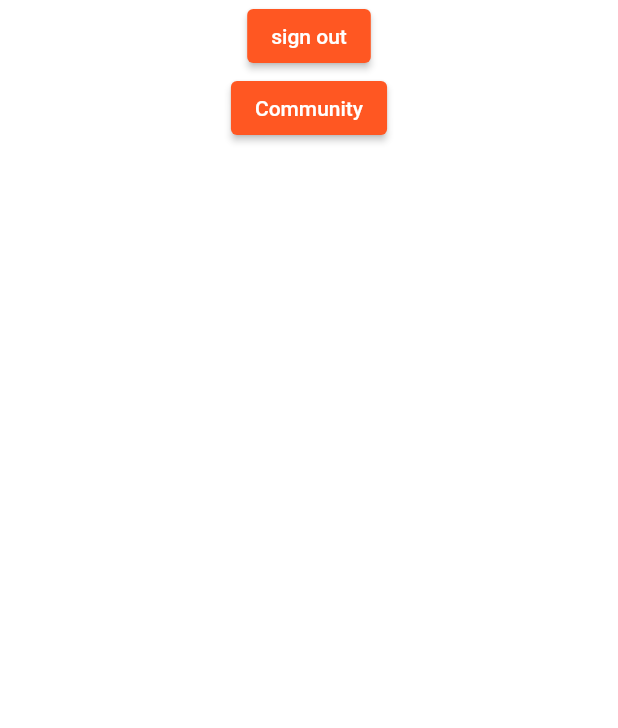
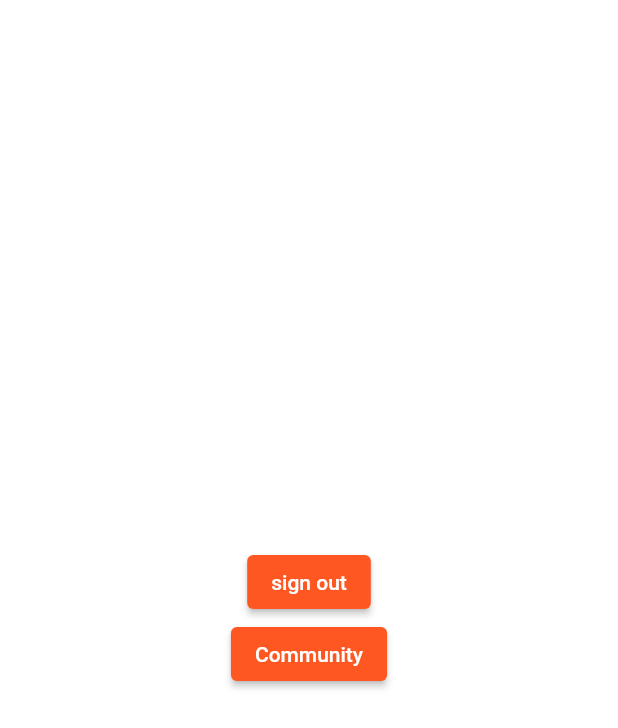
Before and after one commit to CMP24-SWE-TEAM3/RedditX-Cross-Platform, a Flutter app: the Home screen opened by its route, on a phone screen of 412 x 824 dp. Shown: the top 728 px of the screen. Run offline on Flutter 3.47's test engine with Material 2 defaults, Android fonts, the phone set to English and light mode, and no system bars; our stand-ins replace auto_size_text, connectivity_plus, email_validator, firebase_auth, firebase_core, fluttertoast and 4 more; missing offline and left inert: float_column, flutter_facebook_auth, link_preview_generator, numeral, username_gen; accounts and stored records are empty.

Commit message:
fixing bugs and styling home

```diff
--- a/lib/Controllers/sign_in_controller.dart
+++ b/lib/Controllers/sign_in_controller.dart
@@ -103,7 +103,7 @@ class SignInController extends ChangeNotifier {
         saveDataToSharedPreferences();
       } else {
         currentUser.userauthentication.hasError = true;
-        currentUser.userauthentication.errorCode = 'Error in sign in';
+        currentUser.userauthentication.errorCode = 'Error in sign up';
       }
       notifyListeners();
       return;
--- a/lib/Views/Screens/temphome.dart
+++ b/lib/Views/Screens/temphome.dart
@@ -14,6 +14,7 @@ class Home extends StatelessWidget {
     return Scaffold(
       body: Center(
         child: Column(
+          mainAxisAlignment: MainAxisAlignment.center,
           children: [
             ElevatedButton(
                 onPressed: () {
--- a/lib/services/authentication_services.dart
+++ b/lib/services/authentication_services.dart
@@ -29,6 +29,7 @@ loginBareEmailAPI(String username, String password) async {
         "username": username,
       }));
 
+  // print(response.body + username + password);
   return response;
 }
 
```
